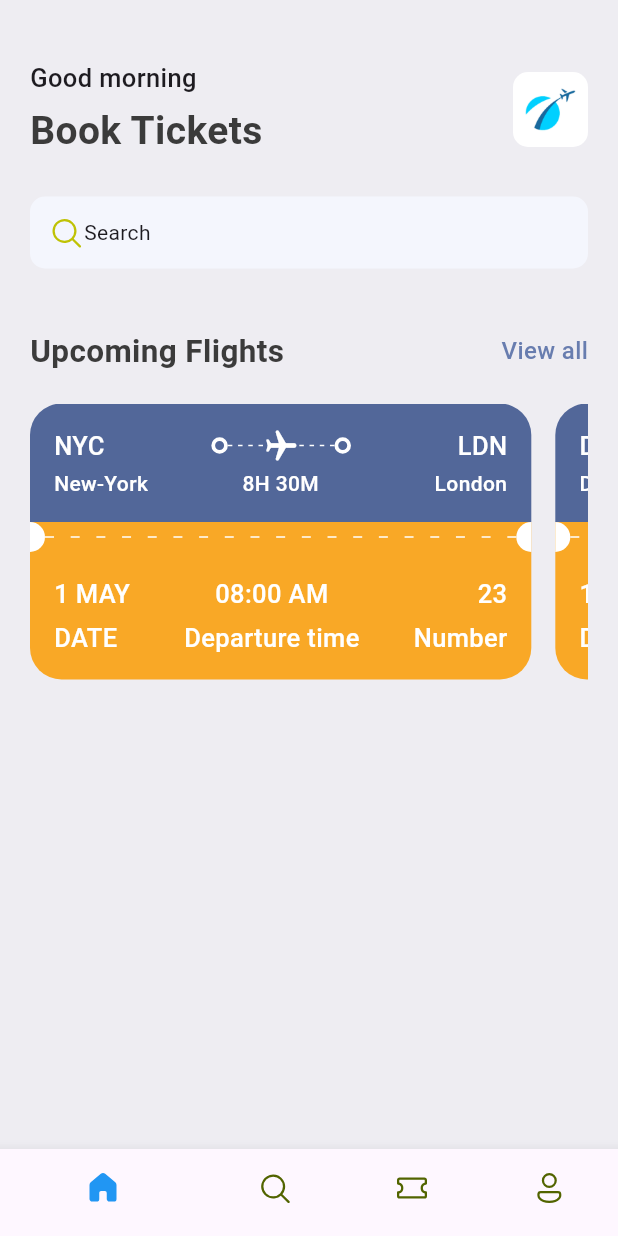
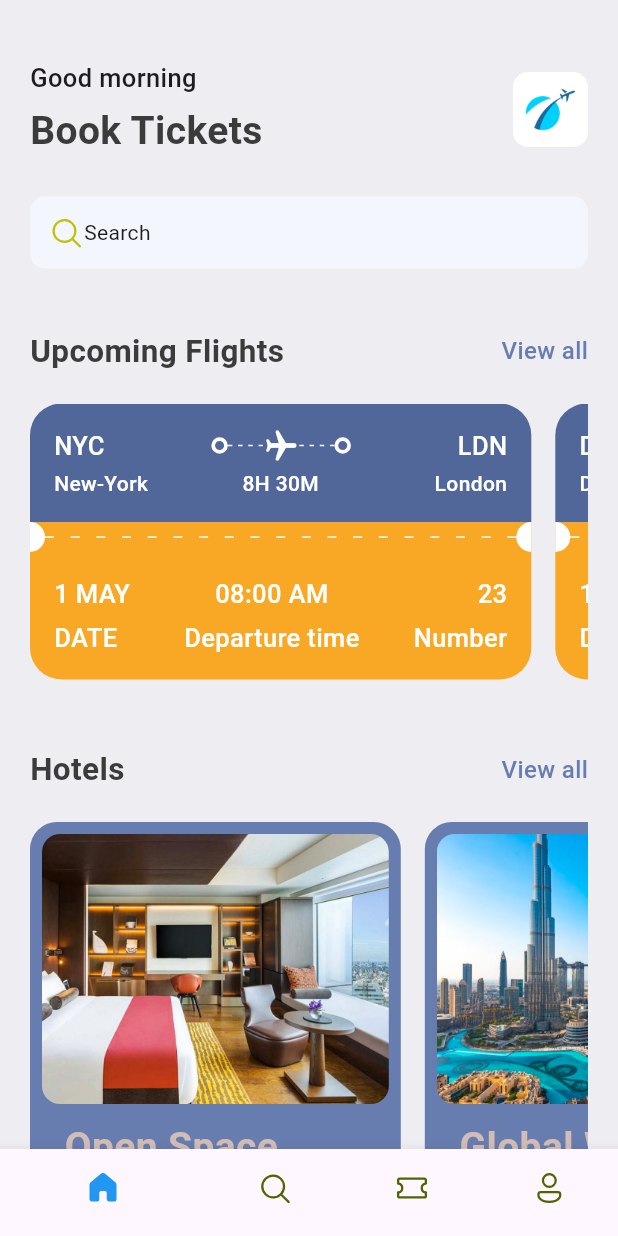
Before and after one commit to eyassud/ticket_app, a Flutter app: the screen it shows after launch, on a phone screen of 412 x 824 dp. Run offline on Flutter 3.47's test engine with Material 3 defaults, Android fonts, the phone set to English and light mode, and no system bars; our stand-ins replace fluentui_icons.

Commit message:
Section 13 completed.

```diff
--- a/lib/base/res/media.dart
+++ b/lib/base/res/media.dart
@@ -1,4 +1,5 @@
 class AppMedia {
   static const _baseImage = 'assets/images';
   static const logo = '$_baseImage/logo.png';
+  static const hotelRoom = '$_baseImage/hotel_room.png';
 }
--- a/lib/base/res/styles/app_styles.dart
+++ b/lib/base/res/styles/app_styles.dart
@@ -8,6 +8,7 @@ class AppStyles {
   static Color textColor = const Color(0xFF3b3b3b);
   static Color ticketBlue = const Color(0xff526799);
   static Color ticketOrange = const Color(0xfff9a826);
+  static Color kakiColor = const Color(0xFFd2bdb6);
 
   static TextStyle textStyle =
       TextStyle(fontSize: 16, fontWeight: FontWeight.w500, color: textColor);
--- /dev/null
+++ b/lib/base/utils/app_routes.dart
@@ -0,0 +1,4 @@
+class AppRoutes{
+  static const homePage = "/";
+  static const allTickets = "/all_tickets";
+}
--- a/lib/base/widgets/app_double_text.dart
+++ b/lib/base/widgets/app_double_text.dart
@@ -3,9 +3,13 @@ import 'package:ticket_app/base/res/styles/app_styles.dart';
 
 class AppDoubleText extends StatelessWidget {
   const AppDoubleText(
-      {super.key, required this.bigText, required this.smallText});
+      {super.key,
+      required this.bigText,
+      required this.smallText,
+      required this.func});
   final String bigText;
   final String smallText;
+  final VoidCallback? func;
 
   @override
   Widget build(BuildContext context) {
@@ -15,7 +19,7 @@ class AppDoubleText extends StatelessWidget {
         style: AppStyles.headLineStyle2,
       ),
       InkWell(
-        onTap: () {},
+        onTap: () => func!(),
         child: Text(smallText,
             style: AppStyles.textStyle.copyWith(color: AppStyles.primaryColor)),
       ),
--- a/lib/base/widgets/ticket_view.dart
+++ b/lib/base/widgets/ticket_view.dart
@@ -1,6 +1,5 @@
 import 'package:flutter/material.dart';
 import 'package:ticket_app/base/res/styles/app_styles.dart';
-import 'package:ticket_app/base/utils/all_json.dart';
 import 'package:ticket_app/base/widgets/app_column_text_layout.dart';
 import 'package:ticket_app/base/widgets/app_layoutbuilder_widget.dart';
 import 'package:ticket_app/base/widgets/big_circle.dart';
@@ -10,18 +9,18 @@ import 'package:ticket_app/base/widgets/text_style_third.dart';
 
 class TicketView extends StatelessWidget {
   final Map<String, dynamic> ticket;
-  const TicketView({super.key, required this.ticket});
+  final bool wholeScreen;
+  const TicketView({super.key, required this.ticket, this.wholeScreen = false});
 
   @override
   Widget build(BuildContext context) {
-
     final size = MediaQuery.of(context).size;
 
     return SizedBox(
       width: size.width * 0.85,
       height: 189,
       child: Container(
-        margin: const EdgeInsets.only(right: 16),
+        margin: EdgeInsets.only(right: wholeScreen ? 0 : 16),
         child: Column(
           mainAxisSize: MainAxisSize.min,
           children: [
@@ -38,7 +37,9 @@ class TicketView extends StatelessWidget {
                   //show departure and destination with icons first line
                   Row(
                     children: [
-                      TextStyleThird(text: ticket["from"]["code"],),
+                      TextStyleThird(
+                        text: ticket["from"]["code"],
+                      ),
                       Expanded(child: Container()),
                       const BigDot(),
                       //ticket flying icon
@@ -62,7 +63,9 @@ class TicketView extends StatelessWidget {
                       )),
                       const BigDot(),
                       Expanded(child: Container()),
-                      TextStyleThird(text: ticket["to"]["code"],),
+                      TextStyleThird(
+                        text: ticket["to"]["code"],
+                      ),
                     ],
                   ),
                   const SizedBox(
@@ -71,16 +74,23 @@ class TicketView extends StatelessWidget {
                   //show departure and destination names with time
                   Row(
                     children: [
-                       SizedBox(
+                      SizedBox(
                         width: 100,
-                        child: TextStyleFourth(text: ticket["from"]["name"],),
+                        child: TextStyleFourth(
+                          text: ticket["from"]["name"],
+                        ),
                       ),
                       Expanded(child: Container()),
-                      TextStyleFourth(text: ticket["flying_time"],),
+                      TextStyleFourth(
+                        text: ticket["flying_time"],
+                      ),
                       Expanded(child: Container()),
                       SizedBox(
                         width: 100,
-                        child: TextStyleFourth(text: ticket["to"]["name"], align: TextAlign.end,),
+                        child: TextStyleFourth(
+                          text: ticket["to"]["name"],
+                          align: TextAlign.end,
+                        ),
                       )
                     ],
                   )
@@ -95,7 +105,11 @@ class TicketView extends StatelessWidget {
                   BigCircle(
                     isRight: false,
                   ),
-                  Expanded(child: AppLayoutBuilderWidget(randomDivider: 16,width: 6,)),
+                  Expanded(
+                      child: AppLayoutBuilderWidget(
+                    randomDivider: 16,
+                    width: 6,
+                  )),
                   BigCircle(
                     isRight: true,
                   )
@@ -110,7 +124,7 @@ class TicketView extends StatelessWidget {
                   borderRadius: const BorderRadius.only(
                       bottomLeft: Radius.circular(21),
                       bottomRight: Radius.circular(21))),
-              child:  Column(
+              child: Column(
                 children: [
                   //show departure and destination with icons first line
                   Row(
--- a/lib/main.dart
+++ b/lib/main.dart
@@ -1,5 +1,8 @@
 import 'package:flutter/material.dart';
 import 'package:ticket_app/base/bottom_nav_bar.dart';
+import 'package:ticket_app/screens/all_tickets.dart';
+
+import 'base/utils/app_routes.dart';
 
 void main() {
   runApp(const MyApp());
@@ -10,9 +13,13 @@ class MyApp extends StatelessWidget {
 
   @override
   Widget build(BuildContext context) {
-    return const MaterialApp(
+    return MaterialApp(
       debugShowCheckedModeBanner: false,
-      home: BottomNavBar(),
+      home: const BottomNavBar(),
+      routes: {
+        //AppRoutes.homePage: (context) => const BottomNavBar(),
+        AppRoutes.allTickets: (context) => const AllTickets(),
+      },
     );
   }
 }
--- /dev/null
+++ b/lib/screens/all_tickets.dart
@@ -0,0 +1,32 @@
+import 'package:flutter/cupertino.dart';
+import 'package:flutter/material.dart';
+import 'package:ticket_app/base/utils/all_json.dart';
+import 'package:ticket_app/base/widgets/ticket_view.dart';
+
+class AllTickets extends StatelessWidget {
+  const AllTickets({super.key});
+
+  @override
+  Widget build(BuildContext context) {
+    return Scaffold(
+      appBar: AppBar(
+        title: const Text("All Tickets"),
+      ),
+      body: ListView(
+        children: [
+          SingleChildScrollView(
+            child: Column(
+              children: ticketList
+                  .map((singleTicket) =>
+                      Container(
+                        margin: EdgeInsets.only(bottom: 20),
+                          child: TicketView(ticket: singleTicket, wholeScreen: true,)
+                      ))
+                  .toList(),
+            ),
+          )
+        ],
+      ),
+    );
+  }
+}
--- a/lib/screens/home_screen.dart
+++ b/lib/screens/home_screen.dart
@@ -5,11 +5,13 @@ import 'package:flutter/widgets.dart';
 import 'package:ticket_app/base/res/media.dart';
 import 'package:ticket_app/base/res/styles/app_styles.dart';
 import 'package:ticket_app/base/utils/all_json.dart';
+import 'package:ticket_app/base/utils/app_routes.dart';
 import 'package:ticket_app/base/widgets/app_double_text.dart';
 import 'package:ticket_app/base/widgets/ticket_view.dart';
+import 'package:ticket_app/screens/widgets/hotel.dart';
 
 class HomeScreen extends StatelessWidget {
-  const HomeScreen({Key? key}) : super(key: key);
+  const HomeScreen({super.key});
 
   @override
   Widget build(BuildContext context) {
@@ -17,10 +19,11 @@ class HomeScreen extends StatelessWidget {
         backgroundColor: AppStyles.bgColor,
         body: ListView(
           children: [
-        const SizedBox(height:40),
+            const SizedBox(height: 40),
             Container(
               padding: const EdgeInsets.symmetric(horizontal: 20),
               child: Column(
+                crossAxisAlignment: CrossAxisAlignment.start,
                 children: [
                   Row(
                     mainAxisAlignment: MainAxisAlignment.spaceBetween,
@@ -28,57 +31,76 @@ class HomeScreen extends StatelessWidget {
                       Column(
                         crossAxisAlignment: CrossAxisAlignment.start,
                         children: [
-                      Text("Good morning",
-                          style: AppStyles.headLineStyle3),
+                          Text("Good morning", style: AppStyles.headLineStyle3),
                           const SizedBox(
                             height: 5,
                           ),
-                      Text("Book Tickets",
-                          style: AppStyles.headLineStyle1)
+                          Text("Book Tickets", style: AppStyles.headLineStyle1)
                         ],
                       ),
                       Container(
                           width: 50,
                           height: 50,
                           decoration: BoxDecoration(
-                      borderRadius:  BorderRadius.circular(10),
+                              borderRadius: BorderRadius.circular(10),
                               image: const DecorationImage(
-                          image: AssetImage(AppMedia.logo)
-
-                      )
-                    )
-                  )
+                                  image: AssetImage(AppMedia.logo))))
                     ],
                   ),
-              const SizedBox(height:25),
+                  const SizedBox(height: 25),
                   Container(
-                padding:const EdgeInsets.symmetric(horizontal:12, vertical:12),
+                    padding: const EdgeInsets.symmetric(
+                        horizontal: 12, vertical: 12),
                     decoration: BoxDecoration(
-                    borderRadius:  BorderRadius.circular(10),
+                      borderRadius: BorderRadius.circular(10),
                       color: const Color(0xFFF4F6FD),
                     ),
                     child: const Row(
                       // mainAxisAlignment: MainAxisAlignment.spaceBetween,
                       children: [
-                    Icon(FluentSystemIcons.ic_fluent_search_regular, color:Color(0xFFBFC205)),
+                        Icon(FluentSystemIcons.ic_fluent_search_regular,
+                            color: Color(0xFFBFC205)),
                         Text("Search")
                       ],
                     ),
                   ),
-              const SizedBox(height:40),
-              const AppDoubleText(bigText: 'Upcoming Flights', smallText: 'View all',),
-              const SizedBox(height:20),
+                  const SizedBox(height: 40),
+                  AppDoubleText(
+                    bigText: 'Upcoming Flights',
+                    smallText: 'View all',
+                    func: () =>
+                        Navigator.pushNamed(context, AppRoutes.allTickets),
+                  ),
+                  const SizedBox(height: 20),
                   SingleChildScrollView(
                       scrollDirection: Axis.horizontal,
                       child: Row(
-                    children: ticketList.map((singleTicket) =>  TicketView(ticket:singleTicket)
-                    ).toList(),
-                  )
+                        children: ticketList
+                            .take(2)
+                            .map((singleTicket) =>
+                                TicketView(ticket: singleTicket))
+                            .toList(),
+                      )),
+                  const SizedBox(height: 40),
+                  AppDoubleText(
+                    bigText: 'Hotels',
+                    smallText: 'View all',
+                    func: () {
+                      print("Hello there");
+                    },
                   ),
+                  const SizedBox(height: 20),
+                  SingleChildScrollView(
+                      scrollDirection: Axis.horizontal,
+                      child: Row(
+                        children: hotelList
+                            .take(2)
+                            .map((singleHotel) => Hotel(hotel: singleHotel))
+                            .toList(),
+                      ))
                 ],
               ),
             ),
-
           ],
         ));
   }
--- /dev/null
+++ b/lib/screens/widgets/hotel.dart
@@ -0,0 +1,64 @@
+import 'package:flutter/material.dart';
+import 'package:ticket_app/base/res/styles/app_styles.dart';
+
+class Hotel extends StatelessWidget {
+  final Map<String,dynamic> hotel;
+  const Hotel({super.key, required this.hotel});
+
+  @override
+  Widget build(BuildContext context) {
+    final size = MediaQuery.of(context).size;
+    return Container(
+      padding: const EdgeInsets.all(8.0),
+      width: size.width*0.6,
+      height: 350,
+      margin: const EdgeInsets.only(right: 16),
+      decoration: BoxDecoration(
+        color: AppStyles.primaryColor,
+        borderRadius: BorderRadius.circular(18)
+      ),
+      child: Column(
+        crossAxisAlignment: CrossAxisAlignment.start,
+        children: [
+          Container(
+            height: 180,
+            decoration: BoxDecoration(
+                color: AppStyles.primaryColor,
+                borderRadius: BorderRadius.circular(12),
+                image: DecorationImage(
+                  fit:BoxFit.cover,
+                  image: AssetImage(
+                    "assets/images/${hotel['image']}"
+                  )
+                )
+            ),
+          ),
+          const SizedBox(height: 10,),
+          Padding(
+            padding: const EdgeInsets.only(left: 15),
+            child: Text(
+              hotel['place'],
+              style: AppStyles.headLineStyle1.copyWith(color:AppStyles.kakiColor),
+            ),
+          ),
+          const SizedBox(height: 5,),
+          Padding(
+            padding: const EdgeInsets.only(left: 15),
+            child: Text(
+              hotel['destination'],
+              style: AppStyles.headLineStyle3.copyWith(color:Colors.white),
+            ),
+          ),
+          const SizedBox(height: 5,),
+          Padding(
+            padding: const EdgeInsets.only(left: 15),
+            child: Text(
+              "\$${hotel['price']}/night",
+              style: AppStyles.headLineStyle1.copyWith(color:AppStyles.kakiColor),
+            ),
+          )
+        ],
+      ),
+    );
+  }
+}
```
Lines whose indentation alone changed are shown as unchanged.
